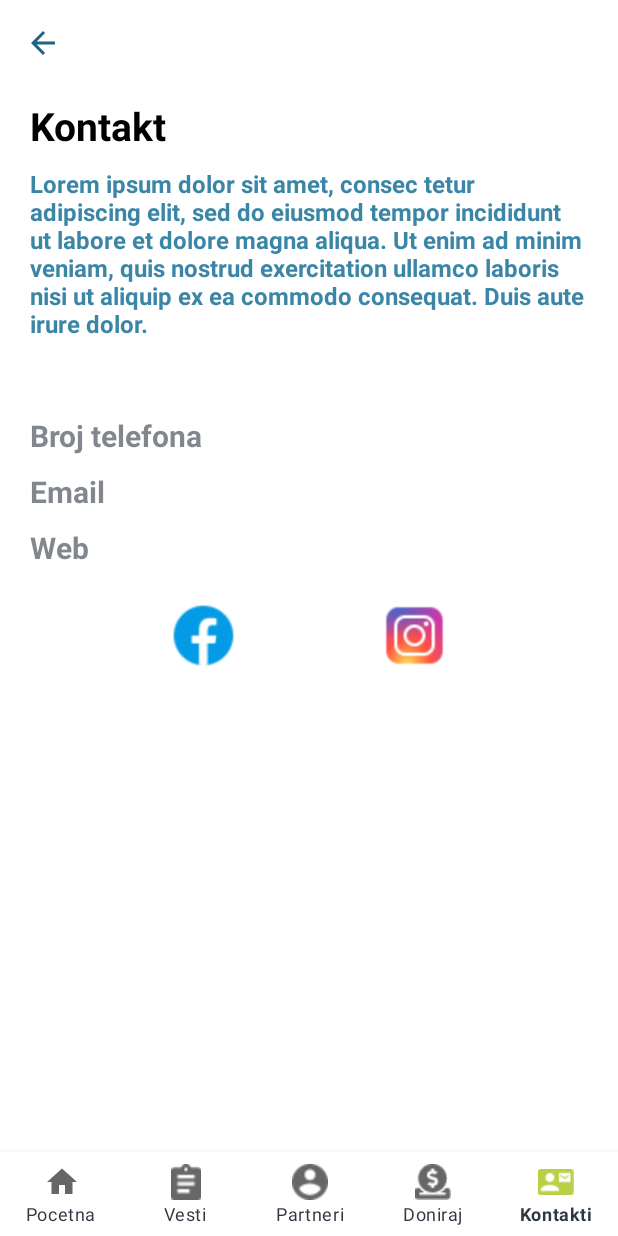
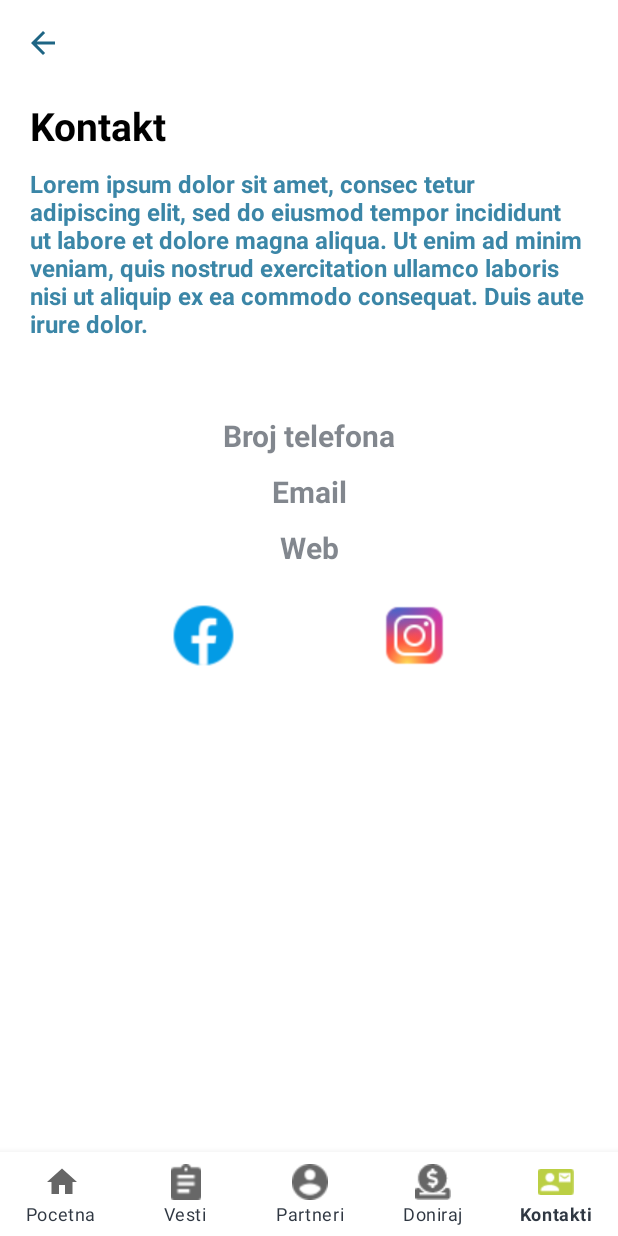
Before and after one commit to vegaitsourcing/prva-zelena-hitna-pomoc-android-app, an Android app: the ContactFragment screen opened through its navigation route, on a phone screen of 412 x 824 dp. Run offline under Robolectric (Android 15) with nearby library versions, the phone set to English and light mode, and no system bars; our stand-ins replace Dagger/Hilt's generated code, Firebase (no records; nobody signed in at launch, a user with empty details on screens opened directly), navigation-ui; pictures from the network do not load.

Commit message:
fixed multiple ui bugs

```diff
--- a/app/src/main/java/com/example/hakaton/ui/news/NewsFragment.kt
+++ b/app/src/main/java/com/example/hakaton/ui/news/NewsFragment.kt
@@ -144,6 +144,7 @@ class NewsFragment : Fragment() {
 
     override fun onDestroyView() {
         super.onDestroyView()
+        newsAdapter.originalList.clear()
         _binding = null
     }
 }
--- a/app/src/main/res/layout/fragment_contact.xml
+++ b/app/src/main/res/layout/fragment_contact.xml
@@ -48,37 +48,40 @@
         android:id="@+id/text_phone_number"
         android:layout_width="wrap_content"
         android:layout_height="wrap_content"
-        app:layout_constraintStart_toStartOf="parent"
-        app:layout_constraintTop_toBottomOf="@id/text_contact_description"
         android:layout_marginTop="50sp"
         android:text="@string/contact_phone_number"
+        android:textColor="@color/contacts_text_color"
         android:textSize="@dimen/text_contacts"
         android:textStyle="bold"
-        android:textColor="@color/contacts_text_color"/>
+        app:layout_constraintEnd_toEndOf="parent"
+        app:layout_constraintStart_toStartOf="parent"
+        app:layout_constraintTop_toBottomOf="@id/text_contact_description" />
 
     <TextView
         android:id="@+id/text_email"
         android:layout_width="wrap_content"
         android:layout_height="wrap_content"
         android:layout_marginTop="10dp"
-        app:layout_constraintStart_toStartOf="parent"
-        app:layout_constraintTop_toBottomOf="@id/text_phone_number"
         android:text="@string/contact_email"
+        android:textColor="@color/contacts_text_color"
         android:textSize="@dimen/text_contacts"
         android:textStyle="bold"
-        android:textColor="@color/contacts_text_color"/>
+        app:layout_constraintEnd_toEndOf="parent"
+        app:layout_constraintStart_toStartOf="parent"
+        app:layout_constraintTop_toBottomOf="@id/text_phone_number" />
 
     <TextView
         android:id="@+id/text_web_page"
         android:layout_width="wrap_content"
         android:layout_height="wrap_content"
         android:layout_marginTop="10dp"
-        app:layout_constraintStart_toStartOf="parent"
-        app:layout_constraintTop_toBottomOf="@id/text_email"
         android:text="@string/contact_web"
+        android:textColor="@color/contacts_text_color"
         android:textSize="@dimen/text_contacts"
         android:textStyle="bold"
-        android:textColor="@color/contacts_text_color"/>
+        app:layout_constraintEnd_toEndOf="parent"
+        app:layout_constraintStart_toStartOf="parent"
+        app:layout_constraintTop_toBottomOf="@id/text_email" />
 
     <ImageView
         android:id="@+id/btn_facebook"
--- a/app/src/main/res/layout/fragment_donate.xml
+++ b/app/src/main/res/layout/fragment_donate.xml
@@ -36,6 +36,7 @@
         android:id="@+id/text_bank_account_number"
         android:layout_width="wrap_content"
         android:layout_height="wrap_content"
+        android:layout_marginTop="10dp"
         android:text="@string/donate_bank_account_number"
         android:textColor="@color/text_color_secondary"
         app:layout_constraintStart_toStartOf="parent"
@@ -45,6 +46,7 @@
         android:id="@+id/text_donate_description"
         android:layout_width="match_parent"
         android:layout_height="wrap_content"
+        app:layout_goneMarginTop="10dp"
         app:layout_constraintStart_toStartOf="parent"
         app:layout_constraintEnd_toEndOf="parent"
         app:layout_constraintTop_toBottomOf="@+id/text_bank_account_number"
--- a/app/src/main/res/values-night/colors.xml
+++ b/app/src/main/res/values-night/colors.xml
@@ -4,5 +4,6 @@
     <color name="text_color_primary">#FFFFFFFF</color>
     <color name="text_color_secondary">#FFFFFFFF</color>
     <color name="bottom_nav_icon_color">#A4A7AC</color>
+    <color name="contacts_text_color">#FFFFFFFF</color>
 
 </resources>
--- a/app/src/main/res/values/themes.xml
+++ b/app/src/main/res/values/themes.xml
@@ -17,4 +17,7 @@
         <item name="colorPrimary">@color/bottom_nav_icon_color_selected</item>
         <item name="android:textColorSecondary">@color/bottom_nav_icon_color</item>
     </style>
+    <style name="roundedImage">
+        <item name="cornerSize">10%</item>
+    </style>
 </resources>
--- a/common/src/main/java/com/example/common/utils/Constants.kt
+++ b/common/src/main/java/com/example/common/utils/Constants.kt
@@ -4,9 +4,9 @@ const val FIREBASE_DATABASE_CATEGORIES = "Categories"
 const val FIREBASE_DATABASE_WASTE_DISPOSAL= "Waste Disposal"
 const val FIREBASE_DATABASE_PROBLEMS = "Problems"
 const val FIREBASE_DATABASE_NEWS = "News"
-const val FIREBASE_DATABASE_DONATION = "Donation"
+const val FIREBASE_DATABASE_DONATION = "Donations"
 const val FIREBASE_DATABASE_PARTNERS = "Partners"
-const val FIREBASE_DATABASE_CONTACTS = "Contacts"
+const val FIREBASE_DATABASE_CONTACTS = "Contact"
 
 const val STORAGE_IMAGES = "images"
 const val STORAGE_PROBLEM_REPORT_IMAGES = "problemReports"
```
Also changed, not shown: app/src/main/res/layout/fragment_news.xml (+6 -5 lines), app/src/main/res/layout/fragment_partners.xml (+7 -5 lines), app/src/main/res/layout/item_partner.xml (+8 -4 lines).
